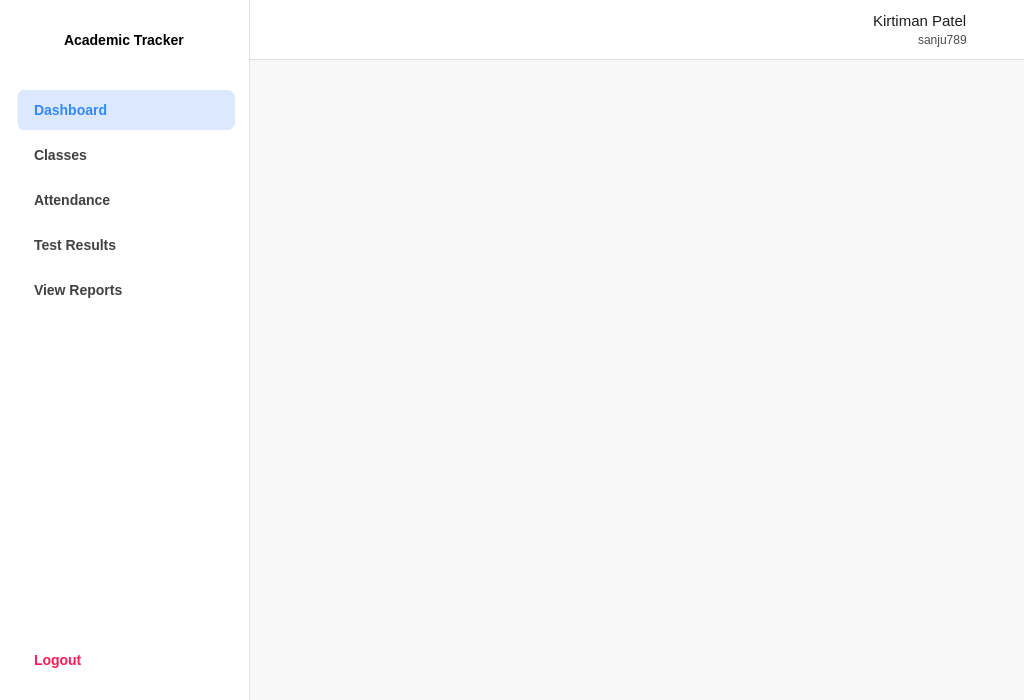
fizzycoding/Attendance-Management-System--College, file ui/QTFiles/home.ui: the form before one commit.
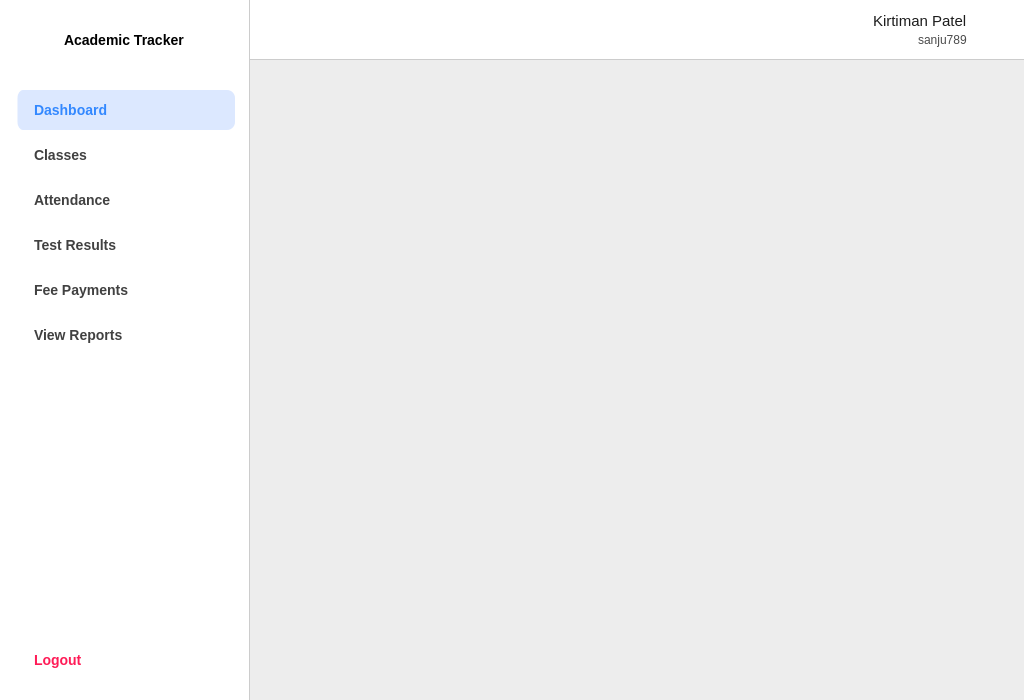
The form after the commit. Icons and pictures are not drawn.

What changed in the file:
```diff
--- a/ui/QTFiles/home.ui
+++ b/ui/QTFiles/home.ui
@@ -57,7 +57,7 @@
      <property name="styleSheet">
       <string notr="true">#sidebarFrame {
     background: white;
-    border-right: 1px solid #e0e0e0;
+    border-right: 1px solid #ccc;
 }
 
 /* Base style for all sidebar buttons */
@@ -399,6 +399,33 @@
             </property>
            </widget>
           </item>
+          <item>
+           <widget class="QPushButton" name="btn_fees">
+            <property name="cursor">
+             <cursorShape>PointingHandCursor</cursorShape>
+            </property>
+            <property name="text">
+             <string>Fee Payments</string>
+            </property>
+            <property name="icon">
+             <iconset>
+              <normaloff>icons/fee_unchecked.png</normaloff>
+              <activeon>icons/fee.png</activeon>icons/fee_unchecked.png</iconset>
+            </property>
+            <property name="iconSize">
+             <size>
+              <width>20</width>
+              <height>20</height>
+             </size>
+            </property>
+            <property name="checkable">
+             <bool>true</bool>
+            </property>
+            <property name="autoExclusive">
+             <bool>true</bool>
+            </property>
+           </widget>
+          </item>
           <item>
            <widget class="QPushButton" name="btn_teach_reports">
             <property name="cursor">
@@ -507,7 +534,7 @@
        <property name="styleSheet">
         <string notr="true">#headerFrame {
     background-color: white;
-    border-bottom: 1px solid #e0e0e0;
+    border-bottom: 1px solid #ccc;
 }</string>
        </property>
        <layout class="QHBoxLayout" name="horizontalLayout_3">
@@ -616,7 +643,7 @@
      <item>
       <widget class="QStackedWidget" name="mainContentStack">
        <property name="styleSheet">
-        <string notr="true">background: rgb(248, 248, 248)</string>
+        <string notr="true">background-color: rgb(237, 237, 237);</string>
        </property>
        <property name="currentIndex">
         <number>0</number>
```
